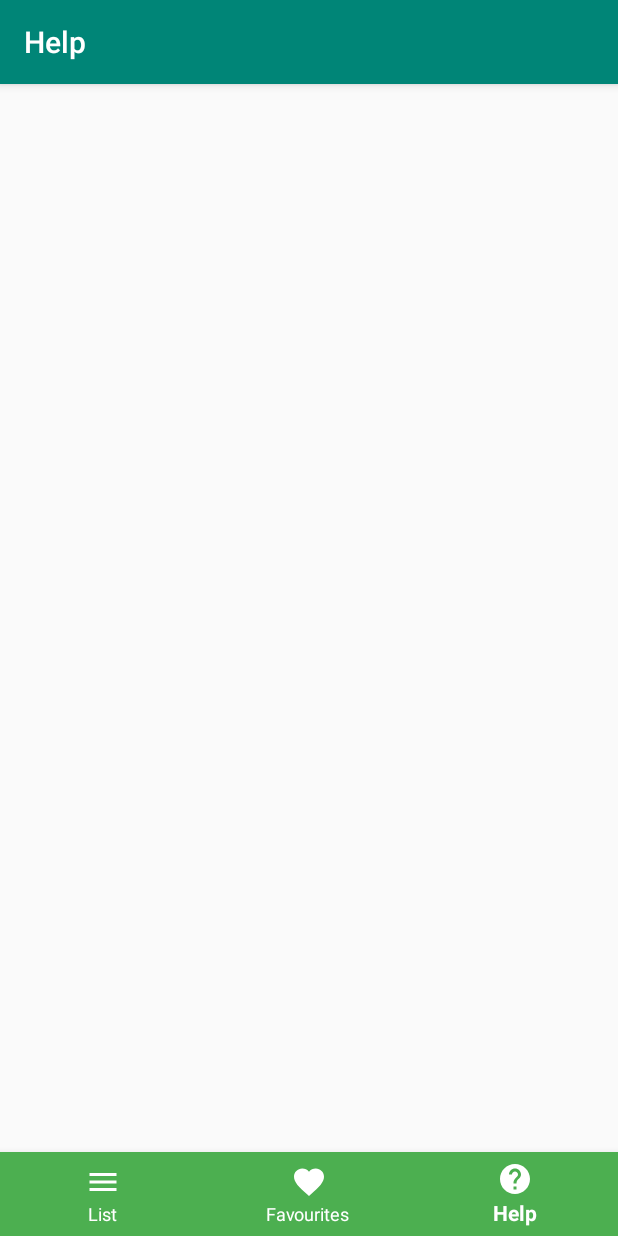
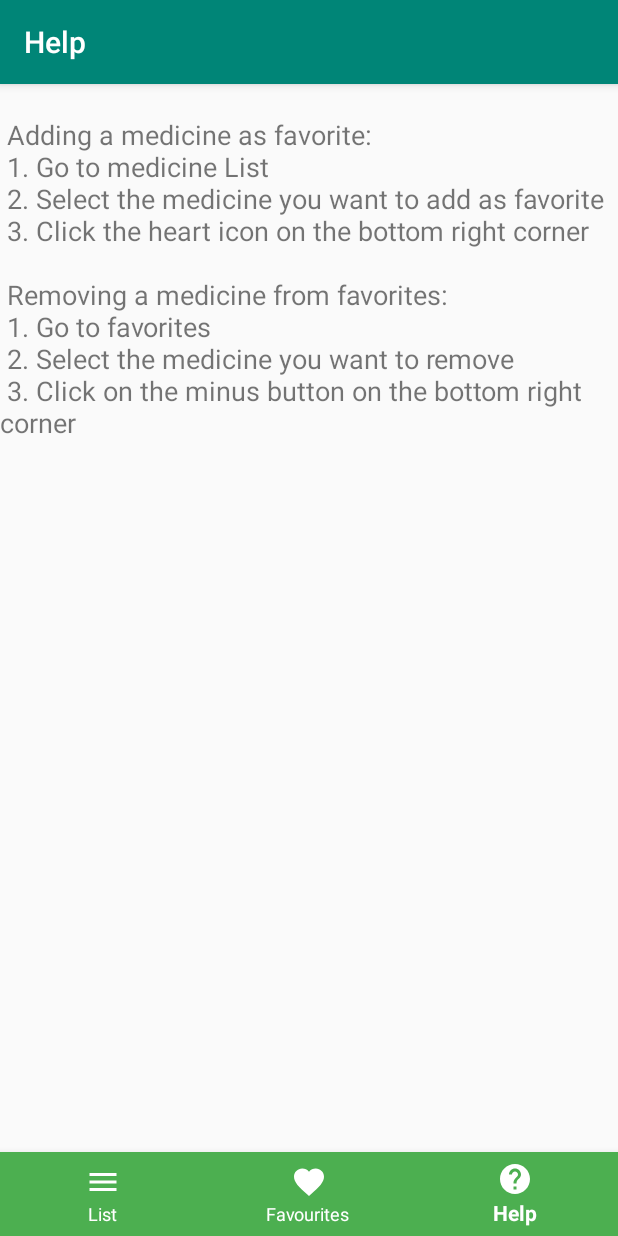
Before and after one commit to sachinl95/CTSE_Group_Project, an Android app: the screen it shows after launch (MainActivity), item 3 of the bottom bar chosen, on a phone screen of 412 x 824 dp. Run offline under Robolectric (Android 15) with nearby library versions, the phone set to English and light mode, and no system bars; our stand-ins replace Volley; network calls fail.

Commit message:
Created Help Page

```diff
--- /dev/null
+++ b/app/src/main/java/com/sliit/learnmedicine/HelpFragment.java
@@ -0,0 +1,108 @@
+package com.sliit.learnmedicine;
+
+import android.content.Context;
+import android.net.Uri;
+import android.os.Bundle;
+import android.support.v4.app.Fragment;
+import android.view.LayoutInflater;
+import android.view.View;
+import android.view.ViewGroup;
+
+
+/**
+ * A simple {@link Fragment} subclass.
+ * Activities that contain this fragment must implement the
+ * {@link HelpFragment.OnFragmentInteractionListener} interface
+ * to handle interaction events.
+ * Use the {@link HelpFragment#newInstance} factory method to
+ * create an instance of this fragment.
+ */
+public class HelpFragment extends Fragment {
+    // TODO: Rename parameter arguments, choose names that match
+    // the fragment initialization parameters, e.g. ARG_ITEM_NUMBER
+    private static final String ARG_PARAM1 = "param1";
+    private static final String ARG_PARAM2 = "param2";
+
+    // TODO: Rename and change types of parameters
+    private String mParam1;
+    private String mParam2;
+
+    private OnFragmentInteractionListener mListener;
+
+    public HelpFragment() {
+        // Required empty public constructor
+    }
+
+    /**
+     * Use this factory method to create a new instance of
+     * this fragment using the provided parameters.
+     *
+     * @param param1 Parameter 1.
+     * @param param2 Parameter 2.
+     * @return A new instance of fragment HelpFragment.
+     */
+    // TODO: Rename and change types and number of parameters
+    public static HelpFragment newInstance(String param1, String param2) {
+        HelpFragment fragment = new HelpFragment();
+        Bundle args = new Bundle();
+        args.putString(ARG_PARAM1, param1);
+        args.putString(ARG_PARAM2, param2);
+        fragment.setArguments(args);
+        return fragment;
+    }
+
+    @Override
+    public void onCreate(Bundle savedInstanceState) {
+        super.onCreate(savedInstanceState);
+        if (getArguments() != null) {
+            mParam1 = getArguments().getString(ARG_PARAM1);
+            mParam2 = getArguments().getString(ARG_PARAM2);
+        }
+    }
+
+    @Override
+    public View onCreateView(LayoutInflater inflater, ViewGroup container,
+                             Bundle savedInstanceState) {
+        // Inflate the layout for this fragment
+        return inflater.inflate(R.layout.fragment_help, container, false);
+    }
+
+    // TODO: Rename method, update argument and hook method into UI event
+    public void onButtonPressed(Uri uri) {
+        if (mListener != null) {
+            mListener.onFragmentInteraction(uri);
+        }
+    }
+
+    @Override
+    public void onAttach(Context context) {
+        super.onAttach(context);
+        if (context instanceof OnFragmentInteractionListener) {
+            mListener = (OnFragmentInteractionListener) context;
+        } else {
+            throw new RuntimeException(context.toString()
+                    + " must implement OnFragmentInteractionListener");
+        }
+    }
+
+    @Override
+    public void onDetach() {
+        super.onDetach();
+        mListener = null;
+    }
+
+    /**
+     * This interface must be implemented by activities that contain this
+     * fragment to allow an interaction in this fragment to be communicated
+     * to the activity and potentially other fragments contained in that
+     * activity.
+     * <p>
+     * See the Android Training lesson <a href=
+     * "http://developer.android.com/training/basics/fragments/communicating.html"
+     * >Communicating with Other Fragments</a> for more information.
+     */
+    public interface OnFragmentInteractionListener {
+        // TODO: Update argument type and name
+        void onFragmentInteraction(Uri uri);
+    }
+}
--- a/app/src/main/java/com/sliit/learnmedicine/MainActivity.java
+++ b/app/src/main/java/com/sliit/learnmedicine/MainActivity.java
@@ -35,7 +35,10 @@ import org.json.JSONObject;
 import java.util.ArrayList;
 import java.util.List;
 
-public class MainActivity extends AppCompatActivity implements MedicineListViewFragment.OnFragmentInteractionListener, FavouritesListViewFragment.OnFragmentInteractionListener {
+public class MainActivity extends AppCompatActivity implements
+        MedicineListViewFragment.OnFragmentInteractionListener,
+        FavouritesListViewFragment.OnFragmentInteractionListener,
+        HelpFragment.OnFragmentInteractionListener {
 
     private ActionBar toolbar;
     private FragmentManager fragmentManager;
@@ -65,6 +68,7 @@ public class MainActivity extends AppCompatActivity implements MedicineListViewF
         public boolean onNavigationItemSelected(@NonNull MenuItem menuItem) {
             switch ((menuItem.getItemId())) {
                 case (R.id.navigation_view_medicine_list):
+                    Log.i(TAG, "Nav-Medicine List Clicked");
                     FragmentTransaction fragmentTransaction = fragmentManager.beginTransaction();
                     MedicineListViewFragment medicineListViewFragment = new MedicineListViewFragment();
                     fragmentTransaction.replace(R.id.main_activity, medicineListViewFragment, "qwe");
@@ -74,6 +78,7 @@ public class MainActivity extends AppCompatActivity implements MedicineListViewF
             switch ((menuItem.getItemId())) {
                 case (R.id.navigation_view_medicine):
                     toolbar.setTitle("Favourites");
+                    Log.i(TAG, "Nav-Fav Clicked");
                     FragmentTransaction fragmentTransaction = fragmentManager.beginTransaction();
                     FavouritesListViewFragment favouritesListViewFragment = new FavouritesListViewFragment();
                     fragmentTransaction.replace(R.id.main_activity, favouritesListViewFragment, "qwe");
@@ -84,7 +89,10 @@ public class MainActivity extends AppCompatActivity implements MedicineListViewF
                 case (R.id.navigation_view_help):
                     toolbar.setTitle("Help");
                     Log.i(TAG, "Nav-Help Clicked");
-
+                    FragmentTransaction fragmentTransaction = fragmentManager.beginTransaction();
+                    HelpFragment helpFragment = new HelpFragment();
+                    fragmentTransaction.replace(R.id.main_activity, helpFragment, "qwe");
+                    fragmentTransaction.commitNow();
                     break;
             }
             return true;
--- /dev/null
+++ b/app/src/main/res/layout/fragment_help.xml
@@ -0,0 +1,15 @@
+<?xml version="1.0" encoding="utf-8"?>
+<FrameLayout xmlns:android="http://schemas.android.com/apk/res/android"
+    xmlns:tools="http://schemas.android.com/tools"
+    android:layout_width="match_parent"
+    android:layout_height="match_parent"
+    tools:context=".HelpFragment">
+
+    <!-- TODO: Update blank fragment layout -->
+    <TextView
+        android:layout_width="match_parent"
+        android:layout_height="match_parent"
+        android:text="@string/help_page"
+        android:textSize="18sp" />
+
+</FrameLayout>
--- a/app/src/main/res/values/strings.xml
+++ b/app/src/main/res/values/strings.xml
@@ -5,4 +5,18 @@
     <string name="title_activity_view_help">Help</string>
     <string name="title_activity_view_medicine">Medicine</string>
 
+    <string name="help_page">
+        \n
+        Adding a medicine as favorite:\n
+        1. Go to medicine List\n
+        2. Select the medicine you want to add as favorite\n
+        3. Click the heart icon on the bottom right corner\n
+        \n
+        Removing a medicine from favorites:\n
+        1. Go to favorites\n
+        2. Select the medicine you want to remove\n
+        3. Click on the minus button on the bottom right corner\n
+        \n
+    </string>
+
 </resources>
```
